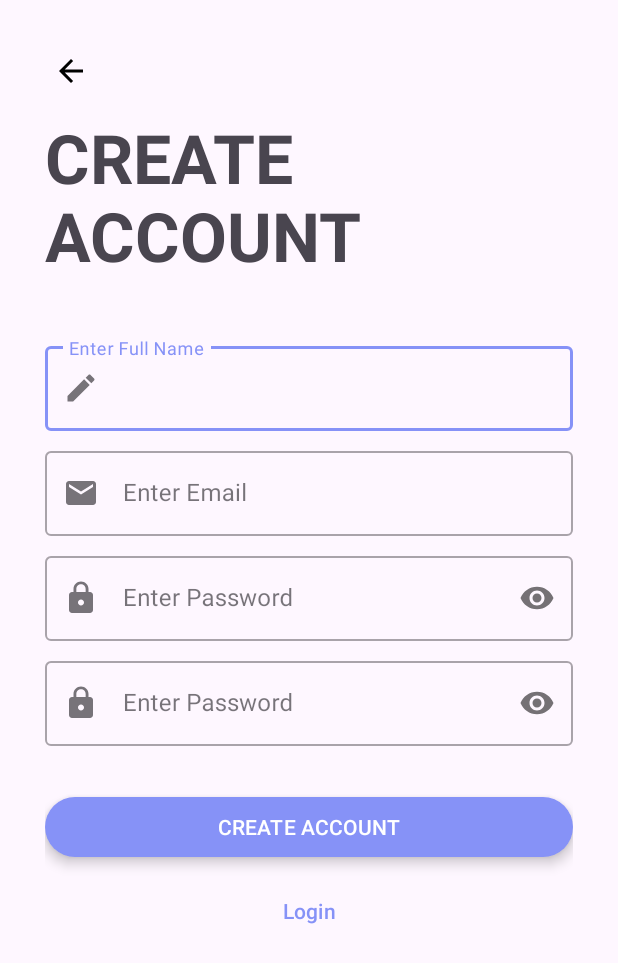
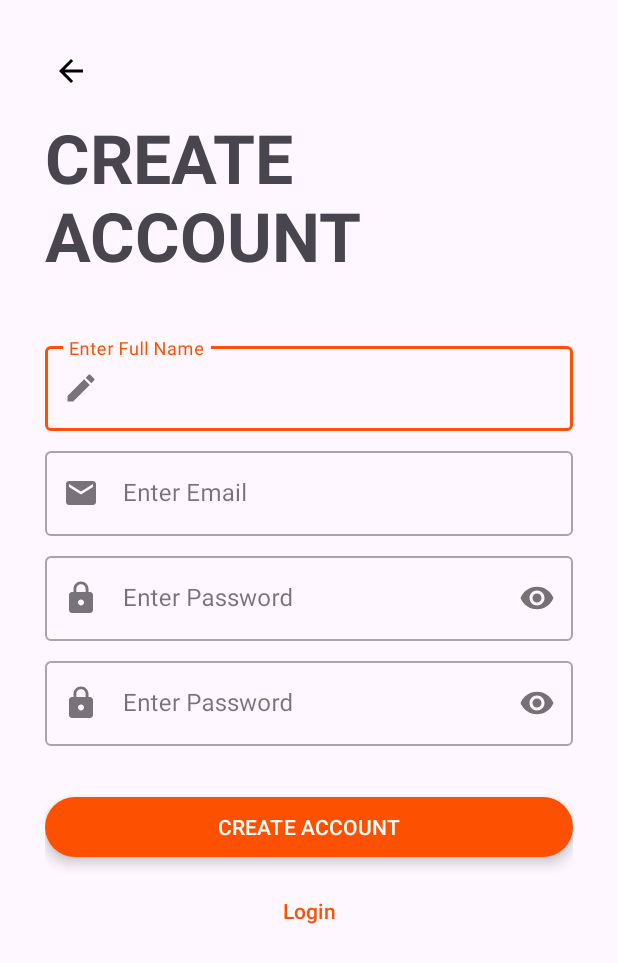
Before and after one commit to ZeyadAlQutaifan/meshwar, an Android app: the screen it shows after launch (SignUpActivity), after a tap on "CREATE ACCOUNT", on a phone screen of 412 x 824 dp. Shown: the top 963 px of the screen. Run offline under Robolectric (Android 15) with nearby library versions, the phone set to English and light mode, and no system bars; our stand-ins replace Firebase (no records; nobody signed in at launch, a user with empty details on screens opened directly); 2 other taps on this screen came first.

Commit message:
change colors

```diff
--- a/app/src/main/res/values/colors.xml
+++ b/app/src/main/res/values/colors.xml
@@ -9,7 +9,7 @@
     <color name="white">#FFFFFFFF</color>
     <color name="background">#670305</color>
     <color name="background2">#752A2C</color>
-    <color name="lavender">#8692f7</color>
+    <color name="lavender">#FD5000</color>
 
     <color name="primary">#FFC680</color>
     <color name="secondary">#FDD264</color>
```
